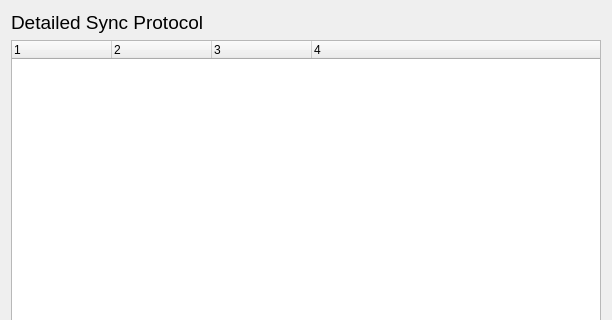
The window that src/mirall/protocolwidget.ui (nextcloud/desktop) describes before a commit, drawn with Qt 5; both pictures show x 0 to 612 and y 0 to 320 of the 612 by 543 pixel window.
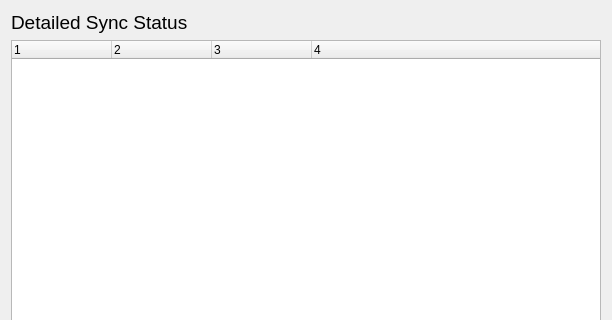
The same window after the commit.

Commit message: Changed wording: Replaced Protocol against Status.

```diff
--- a/src/mirall/protocolwidget.ui
+++ b/src/mirall/protocolwidget.ui
@@ -24,7 +24,7 @@
         </font>
        </property>
        <property name="text">
-        <string>Detailed Sync Protocol</string>
+        <string>Detailed Sync Status</string>
        </property>
       </widget>
      </item>
```
The commit also changes 3 other files.
